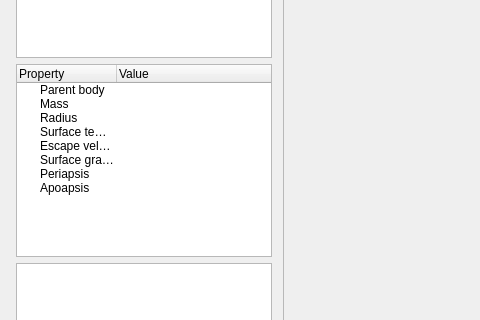
This is Mercury/GameWindow.ui in appcrashwin7/Mercury as Qt 5 draws it before an edit; both pictures show x 0 to 480 and y 216 to 536 of the 929 by 688 pixel window. The edited form follows.
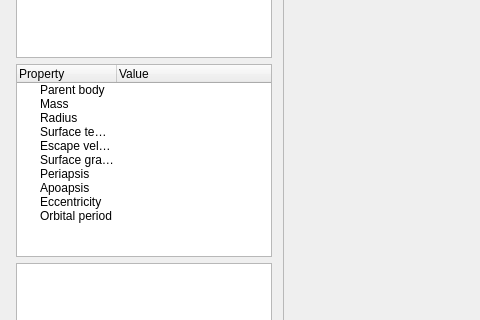
This is the edited form.

Commit message: add orbital period parameter -> fix #18 fix getEccentric, add new properties to body info table in game window

Diff of the .ui file:
```diff
--- a/Mercury/GameWindow.ui
+++ b/Mercury/GameWindow.ui
@@ -265,6 +265,16 @@
          <string>Apoapsis</string>
         </property>
        </item>
+       <item>
+        <property name="text">
+         <string>Eccentricity</string>
+        </property>
+       </item>
+       <item>
+        <property name="text">
+         <string>Orbital period</string>
+        </property>
+       </item>
       </widget>
      </item>
     </layout>
```
The commit also changes 8 other files.
